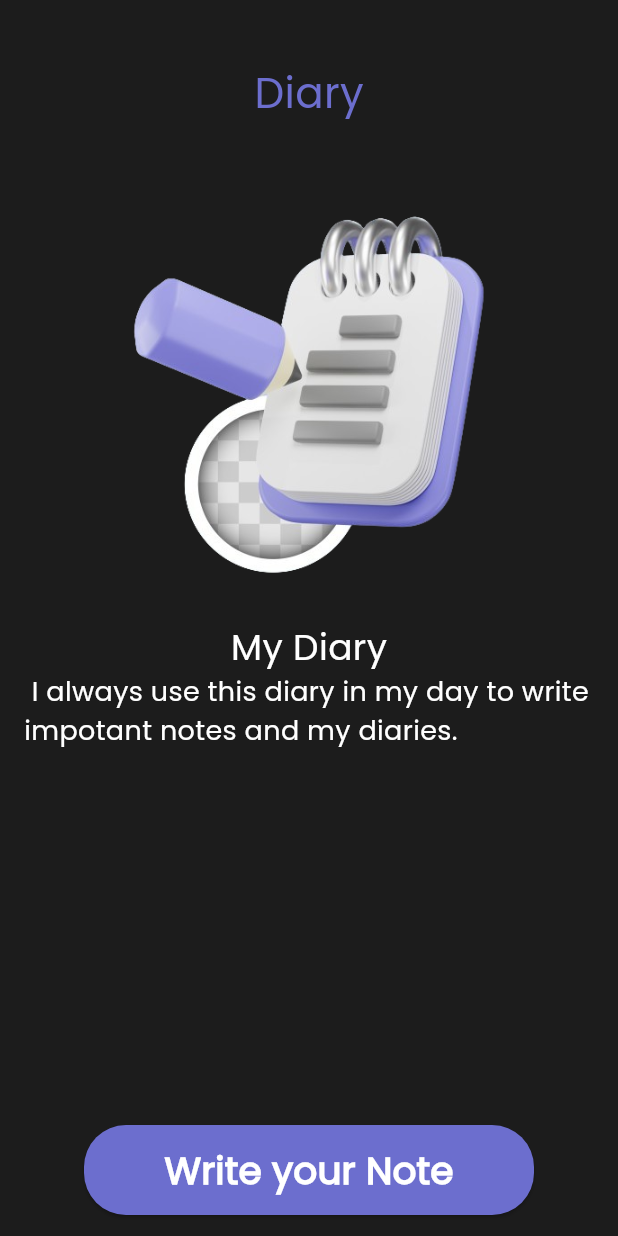
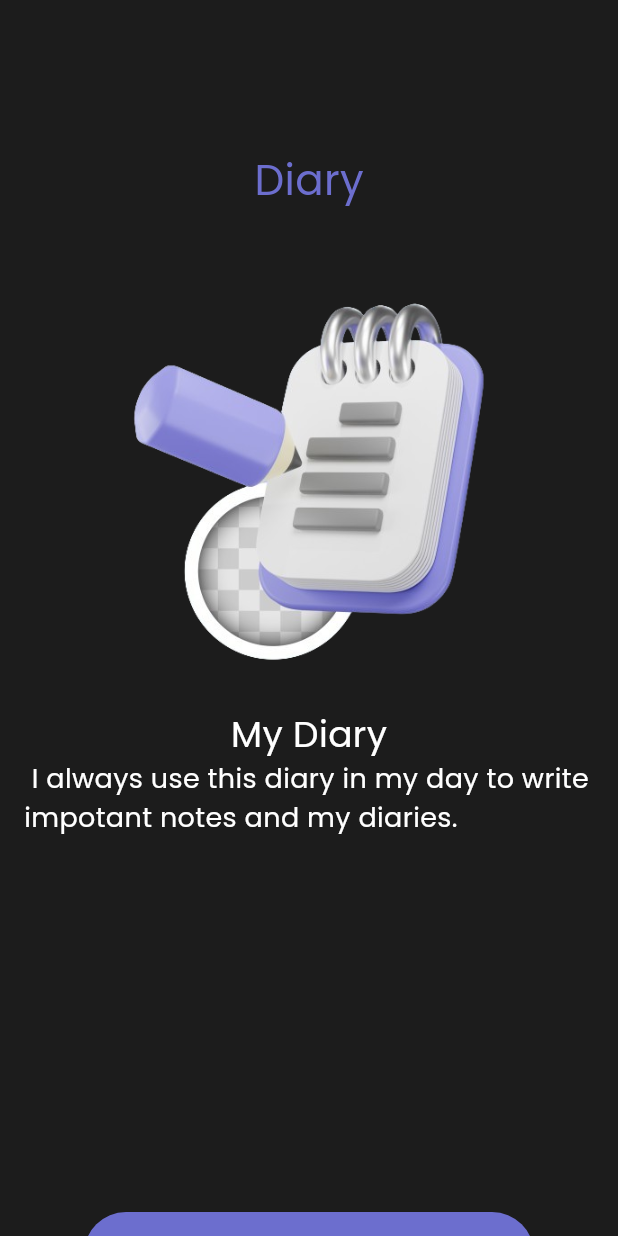
Before and after one commit to hasnaabhr/My_Diary, a Flutter app: the screen it shows after launch, on a phone screen of 412 x 824 dp. Run offline on Flutter 3.47's test engine with Material 3 defaults, Android fonts, the phone set to English and light mode, and no system bars; our stand-ins replace bloc, flutter_bloc, hive, hive_flutter; accounts and stored records are empty.

Commit message:
some edits

```diff
--- a/lib/Views/splah_view.dart
+++ b/lib/Views/splah_view.dart
@@ -9,9 +9,9 @@ class SplashScreen extends StatelessWidget {
     return Scaffold(
       backgroundColor: const Color(0xff1C1C1C),
       body: Center(
-        child: Column(children: [
+        child: Column(crossAxisAlignment: CrossAxisAlignment.center, children: [
           const SizedBox(
-            height: 42,
+            height: 100,
           ),
           const Text(
             'Diary',
--- a/pubspec.yaml
+++ b/pubspec.yaml
@@ -35,8 +35,9 @@ dependencies:
   get_cubit: ^1.1.0
   hive: ^2.2.3
   hive_flutter: ^1.1.0
-  intl: ^0.19.0
+  intl: ^0.20.2
   modal_progress_hud_nsn: ^0.5.1
+  win32: ^5.1.0
 
 
   # The following adds the Cupertino Icons font to your application.
@@ -45,7 +46,7 @@ dependencies:
 
 
 dev_dependencies:
-  flutter_lints: ^2.0.0
+  flutter_lints: ^5.0.0
   build_runner: ^2.2.3
   hive_generator: ^2.0.0
 
```
Also changed, not shown: pubspec.lock, 2 other files.
